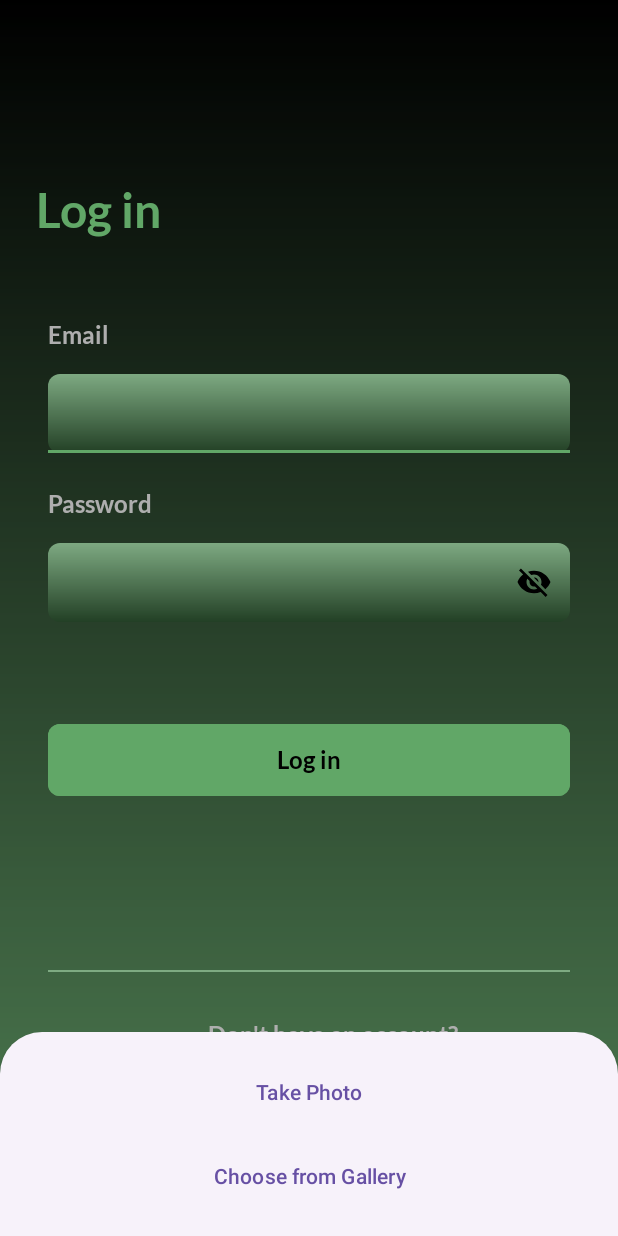
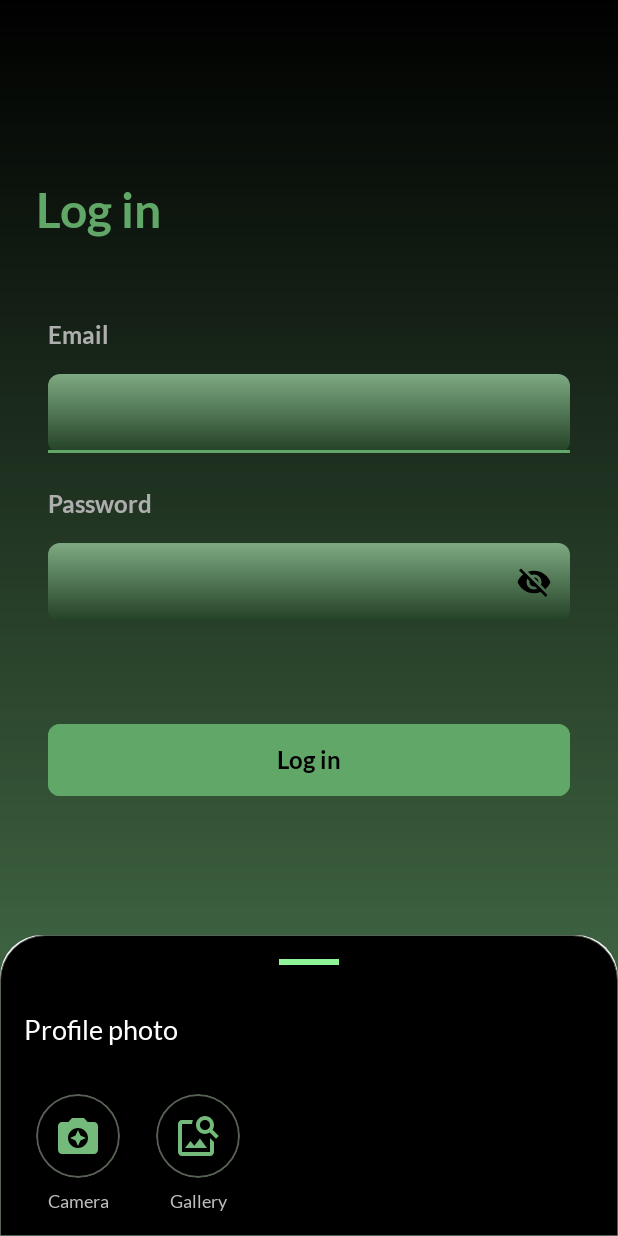
Before and after one commit to itssinghankit/Medscape2.0, an Android app: the fragment ImagePickerBottomSheet placed in its activity, on a phone screen of 412 x 824 dp. Run offline under Robolectric (Android 15) with nearby library versions, the phone set to English and light mode, and no system bars; our stand-ins replace Dagger/Hilt's generated code.

Commit message:
customised bottom sheet of avatar page

```diff
--- a/app/src/main/AndroidManifest.xml
+++ b/app/src/main/AndroidManifest.xml
@@ -10,8 +10,9 @@
     <uses-permission android:name="android.permission.ACCESS_FINE_LOCATION" />
     <uses-permission android:name="android.permission.ACCESS_COARSE_LOCATION" />
     <uses-permission android:name="android.permission.CAMERA" />
-    <uses-permission android:name="android.permission.WRITE_EXTERNAL_STORAGE"
-    android:maxSdkVersion="28" />
+    <uses-permission
+        android:name="android.permission.WRITE_EXTERNAL_STORAGE"
+        android:maxSdkVersion="28" />
 
     <application
         android:name=".MedscapeApplication"
--- a/app/src/main/java/com/example/medscape20/presentation/screens/auth/avatar/AvatarViewModel.kt
+++ b/app/src/main/java/com/example/medscape20/presentation/screens/auth/avatar/AvatarViewModel.kt
@@ -1,31 +1,28 @@
 package com.example.medscape20.presentation.screens.auth.avatar
 
 import android.net.Uri
-import android.widget.Toast
 import androidx.lifecycle.ViewModel
 import dagger.hilt.android.lifecycle.HiltViewModel
 import kotlinx.coroutines.flow.MutableStateFlow
 import kotlinx.coroutines.flow.StateFlow
 import kotlinx.coroutines.flow.asStateFlow
 import kotlinx.coroutines.flow.update
-import timber.log.Timber
 import javax.inject.Inject
 
 @HiltViewModel
-class AvatarViewModel @Inject constructor(): ViewModel() {
+class AvatarViewModel @Inject constructor() : ViewModel() {
 
     private val _avatarUri = MutableStateFlow<Uri?>(null)
     val avatarUri: StateFlow<Uri?> = _avatarUri.asStateFlow()
 
-    fun event(action: AvatarEvents){
-        when(action){
+    fun event(action: AvatarEvents) {
+        when (action) {
             is AvatarEvents.OnAvatarSelected -> {
-                Timber.d("4")
-                Timber.d(action.uri.toString())
-                _avatarUri.update {
+                 _avatarUri.update {
                     action.uri
                 }
             }
+
             AvatarEvents.OnSignupClicked -> TODO()
         }
     }
--- a/app/src/main/java/com/example/medscape20/presentation/screens/auth/avatar/ImagePickerBottomSheet.kt
+++ b/app/src/main/java/com/example/medscape20/presentation/screens/auth/avatar/ImagePickerBottomSheet.kt
@@ -11,6 +11,7 @@ import android.provider.Settings
 import android.view.LayoutInflater
 import android.view.View
 import android.view.ViewGroup
+import android.widget.LinearLayout
 import androidx.activity.result.contract.ActivityResultContracts
 import androidx.fragment.app.setFragmentResult
 import androidx.navigation.fragment.findNavController
@@ -65,16 +66,16 @@ class ImagePickerBottomSheet : BottomSheetDialogFragment() {
         savedInstanceState: Bundle?
     ): View? {
         val view = inflater.inflate(
-            R.layout.bottom_sheet_image_picker,
+            R.layout.bottom_sheet_image_picker_layout,
             container,
             false
         ) // Inflate your layout
 
-        view.findViewById<MaterialButton>(R.id.take_photo).setOnClickListener {
+        view.findViewById<LinearLayout>(R.id.take_photo).setOnClickListener {
             takeCameraPermissionLauncher.launch(Manifest.permission.CAMERA)
         }
 
-        view.findViewById<MaterialButton>(R.id.choose_from_gallery).setOnClickListener {
+        view.findViewById<LinearLayout>(R.id.choose_from_gallery).setOnClickListener {
             openGallery()
         }
 
--- a/app/src/main/java/com/example/medscape20/presentation/screens/auth/signup_details/SignupDetailsFragment.kt
+++ b/app/src/main/java/com/example/medscape20/presentation/screens/auth/signup_details/SignupDetailsFragment.kt
@@ -48,7 +48,7 @@ class SignupDetailsFragment() : Fragment() {
             result?.let {
                 if (result.isNotEmpty()) {
                     //remove hint from textField
-                    binding.addCont.hint=null
+                    binding.addCont.hint = null
                     viewModel.event(SignupDetailsEvents.OnAddressChanged(result))
                 }
             }
@@ -153,8 +153,8 @@ class SignupDetailsFragment() : Fragment() {
 
     override fun onResume() {
         super.onResume()
-        if(!binding.address.text.isNullOrEmpty()){
-            binding.addCont.hint=null
+        if (!binding.address.text.isNullOrEmpty()) {
+            binding.addCont.hint = null
         }
     }
 
--- /dev/null
+++ b/app/src/main/res/drawable/baseline_image_search_24.xml
@@ -0,0 +1,5 @@
+<vector xmlns:android="http://schemas.android.com/apk/res/android" android:height="24dp" android:tint="#8EF497" android:viewportHeight="24" android:viewportWidth="24" android:width="24dp">
+
+    <path android:fillColor="@android:color/white" android:pathData="M18,13v7L4,20L4,6h5.02c0.05,-0.71 0.22,-1.38 0.48,-2L4,4c-1.1,0 -2,0.9 -2,2v14c0,1.1 0.9,2 2,2h14c1.1,0 2,-0.9 2,-2v-5l-2,-2zM16.5,18h-11l2.75,-3.53 1.96,2.36 2.75,-3.54zM19.3,8.89c0.44,-0.7 0.7,-1.51 0.7,-2.39C20,4.01 17.99,2 15.5,2S11,4.01 11,6.5s2.01,4.5 4.49,4.5c0.88,0 1.7,-0.26 2.39,-0.7L21,13.42 22.42,12 19.3,8.89zM15.5,9C14.12,9 13,7.88 13,6.5S14.12,4 15.5,4 18,5.12 18,6.5 16.88,9 15.5,9z"/>
+
+</vector>
--- /dev/null
+++ b/app/src/main/res/drawable/bottom_sheet_bg.xml
@@ -0,0 +1,9 @@
+<?xml version="1.0" encoding="utf-8"?>
+<shape xmlns:android="http://schemas.android.com/apk/res/android">
+    <corners
+        android:topLeftRadius="30dp"
+        android:topRightRadius="30dp" />
+    <solid android:color="@color/black"/>
+    <stroke android:width="0.5dp" android:color="@color/grey_hint"/>
+
+</shape>
--- a/app/src/main/res/layout/bottom_sheet_image_picker.xml
+++ /dev/null
@@ -1,21 +0,0 @@
-<?xml version="1.0" encoding="utf-8"?>
-<LinearLayout xmlns:android="http://schemas.android.com/apk/res/android"
-    android:layout_width="match_parent"
-    android:layout_height="match_parent"
-    android:orientation="vertical"
-    android:padding="16dp">
-
-    <com.google.android.material.button.MaterialButton
-        android:id="@+id/take_photo"
-        android:layout_width="match_parent"
-        android:layout_height="wrap_content"
-        android:text="Take Photo" />
-
-    <com.google.android.material.button.MaterialButton
-        android:id="@+id/choose_from_gallery"
-        android:layout_width="match_parent"
-        android:layout_height="wrap_content"
-        android:layout_marginTop="8dp"
-        android:text="Choose from Gallery" />
-
-</LinearLayout>
--- /dev/null
+++ b/app/src/main/res/layout/bottom_sheet_image_picker_layout.xml
@@ -0,0 +1,108 @@
+<?xml version="1.0" encoding="utf-8"?>
+<LinearLayout xmlns:android="http://schemas.android.com/apk/res/android"
+    xmlns:app="http://schemas.android.com/apk/res-auto"
+    android:layout_width="match_parent"
+    android:layout_height="match_parent"
+    android:background="@drawable/bottom_sheet_bg"
+    android:orientation="vertical"
+    android:padding="16dp">
+
+    <View
+        android:layout_width="40dp"
+        android:layout_height="4dp"
+        android:layout_gravity="center_horizontal"
+        android:background="@color/primary_green_txt_btn" />
+
+    <TextView
+        android:layout_width="wrap_content"
+        android:layout_height="wrap_content"
+        android:layout_marginTop="32dp"
+        android:fontFamily="@font/lato_regular"
+        android:text="@string/profile_photo"
+        android:textColor="@color/white"
+        android:textSize="18sp" />
+
+    <LinearLayout
+        android:layout_width="match_parent"
+        android:layout_height="wrap_content"
+        android:layout_marginTop="32dp"
+        android:orientation="horizontal">
+
+        <LinearLayout
+            android:layout_width="wrap_content"
+            android:layout_height="wrap_content"
+            android:orientation="vertical"
+            android:id="@+id/take_photo"
+            android:layout_marginStart="8dp">
+
+            <com.google.android.material.card.MaterialCardView
+                android:layout_width="wrap_content"
+                android:layout_height="wrap_content"
+                app:cardBackgroundColor="@color/black"
+                app:cardCornerRadius="32dp"
+                app:strokeColor="@color/grey_hint"
+                app:strokeWidth="1dp">
+
+                <ImageView
+                    android:id="@+id/profile_image"
+                    android:layout_width="32dp"
+                    android:layout_height="32dp"
+                    android:layout_margin="12dp"
+                    android:background="@color/black"
+                    android:contentDescription="@string/camera_button"
+                    android:scaleType="centerCrop"
+                    android:src="@drawable/baseline_camera__24"
+                    app:tint="@color/green_bg" />
+            </com.google.android.material.card.MaterialCardView>
+
+            <TextView
+                android:layout_width="match_parent"
+                android:layout_height="wrap_content"
+                android:layout_marginTop="8dp"
+                android:fontFamily="@font/lato_regular"
+                android:text="@string/camera"
+                android:textAlignment="center"
+                android:textColor="@color/grey_txt"
+                android:textSize="12sp" />
+        </LinearLayout>
+
+        <LinearLayout
+            android:layout_width="wrap_content"
+            android:layout_height="wrap_content"
+            android:orientation="vertical"
+            android:id="@+id/choose_from_gallery"
+            android:layout_marginStart="24dp">
+
+            <com.google.android.material.card.MaterialCardView
+                android:layout_width="wrap_content"
+                android:layout_height="wrap_content"
+                app:cardBackgroundColor="@color/black"
+                app:cardCornerRadius="32dp"
+                app:strokeColor="@color/grey_hint"
+                app:strokeWidth="1dp">
+
+                <ImageView
+                    android:layout_width="32dp"
+                    android:layout_height="32dp"
+                    android:layout_margin="12dp"
+                    android:background="@color/black"
+                    android:contentDescription="@string/gallery_button"
+                    android:scaleType="centerCrop"
+                    android:src="@drawable/baseline_image_search_24"
+                    app:tint="@color/green_bg" />
+            </com.google.android.material.card.MaterialCardView>
+
+            <TextView
+                android:layout_width="match_parent"
+                android:layout_height="wrap_content"
+                android:layout_marginTop="8dp"
+                android:fontFamily="@font/lato_regular"
+                android:text="@string/gallery"
+                android:textAlignment="center"
+                android:textColor="@color/grey_txt"
+                android:textSize="12sp" />
+        </LinearLayout>
+
+    </LinearLayout>
+
+</LinearLayout>
--- a/app/src/main/res/layout/fragment_avatar.xml
+++ b/app/src/main/res/layout/fragment_avatar.xml
@@ -112,7 +112,7 @@
             android:fontFamily="@font/lato_bold"
             android:padding="14dp"
             android:text="@string/sign_up"
-            android:textColor="@color/green_bg"
+            android:textColor="@color/primary_green_txt_btn"
             android:textSize="16sp"
             app:cornerRadius="8dp"
             app:layout_constraintBottom_toBottomOf="parent"
--- a/app/src/main/res/values/colors.xml
+++ b/app/src/main/res/values/colors.xml
@@ -9,4 +9,5 @@
     <color name="black_txt_bg_btn">#000</color>
     <color name="err_col">#FF6B6B</color>
     <color name="grey_hint">#586155</color>
+    <color name="grey_txt">#BDBDBD</color>
 </resources>
--- a/app/src/main/res/values/strings.xml
+++ b/app/src/main/res/values/strings.xml
@@ -36,5 +36,10 @@
     <string name="done_button">done_button</string>
     <string name="this_app_need_camera_permission_for_capturing_photos_from_camera">This app need camera permission for capturing photos from camera. \n\nNOTE: If after clicking OK, this message shows again, grant the location permission from App settings of Medscape.</string>
     <string name="camera_permission_needed">Camera permission needed</string>
+    <string name="profile_photo">Profile photo</string>
+    <string name="camera_button">camera button</string>
+    <string name="camera">Camera</string>
+    <string name="gallery_button">gallery button</string>
+    <string name="gallery">Gallery</string>
 
 </resources>
```
Also changed, not shown: app/src/main/java/com/example/medscape20/presentation/screens/auth/avatar/AvatarFragment.kt (+0 -14 lines).
